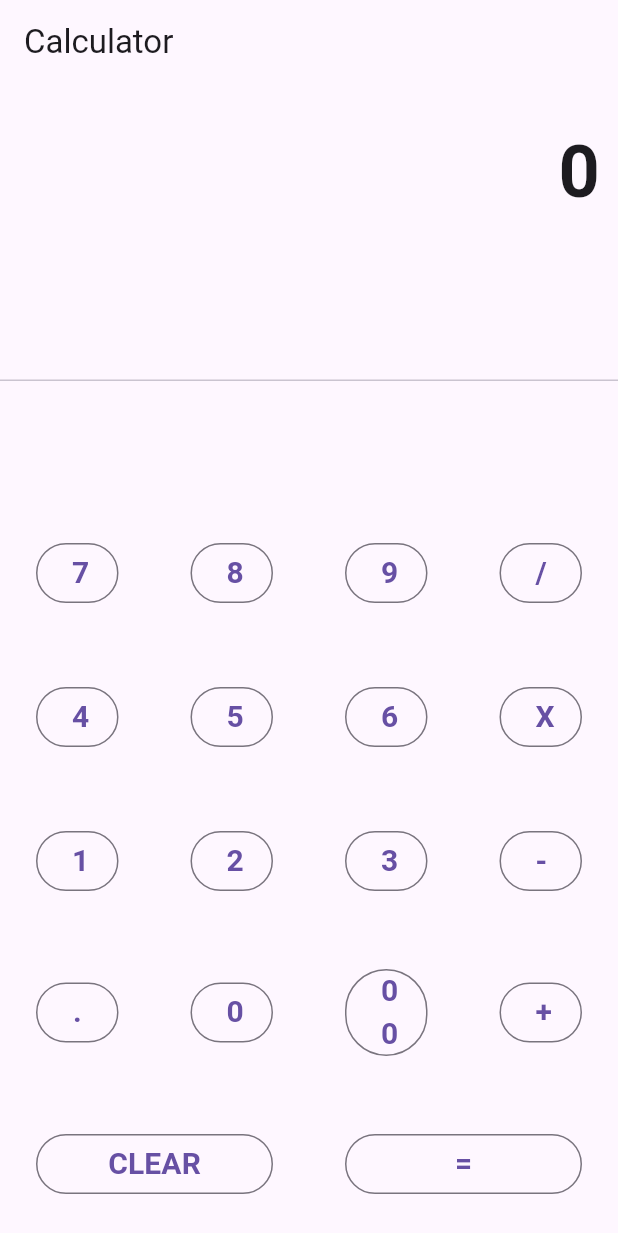
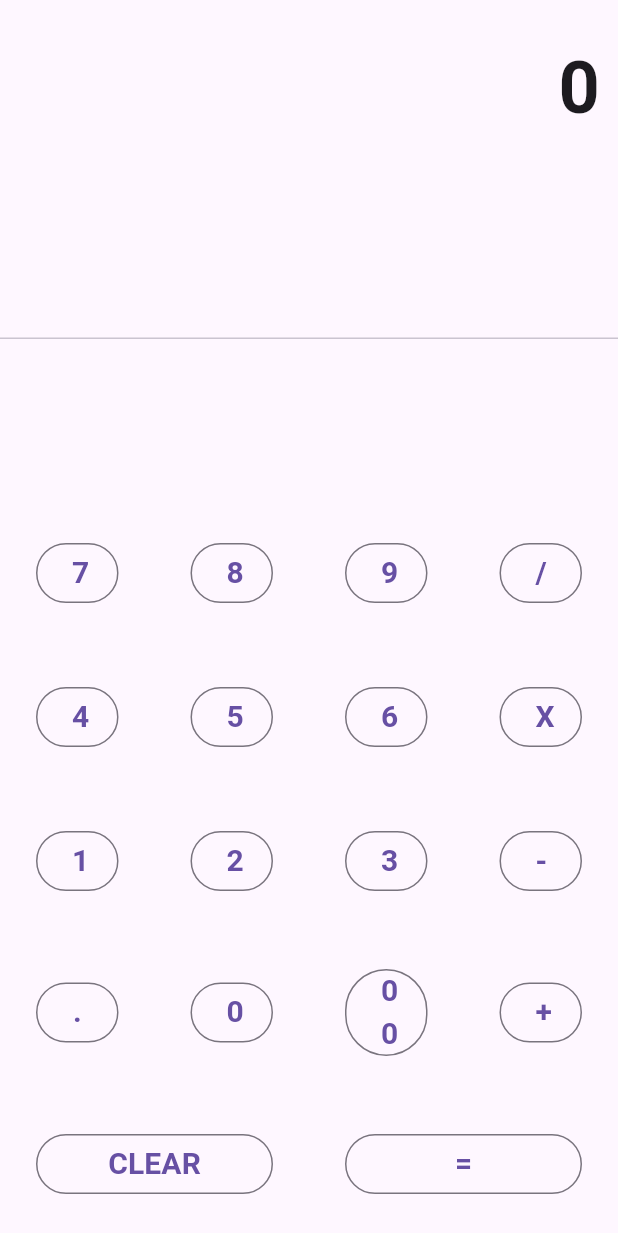
Before and after one commit to db110513/app_calculator, a Flutter app: the screen it shows after launch, on a phone screen of 412 x 824 dp. Shown: the top 1233 px of the screen. Run offline on Flutter 3.47's test engine with Material 3 defaults, Android fonts, the phone set to English and light mode, and no system bars.

```diff
--- a/lib/main.dart
+++ b/lib/main.dart
@@ -7,13 +7,12 @@ class App extends StatelessWidget {
   Widget build(BuildContext context) {
 
     return new MaterialApp(
-      title: 'Flutter Demo',
+      debugShowCheckedModeBanner: false,
       theme: new ThemeData(
         primarySwatch: Colors.blue,
       ),
 
       home: new Home(
-        title: 'Calculator',
         key: UniqueKey(),
       ),
     );
@@ -22,9 +21,7 @@ class App extends StatelessWidget {
 
 class Home extends StatefulWidget {
 
-  Home({required Key key, required this.title}) : super(key: key);
-
-  final String title;
+  Home({required Key key}) : super(key: key);
 
   _HomeState createState() => new _HomeState();
 
@@ -130,9 +127,6 @@ class _HomeState extends State<Home> {
 
   Widget build(BuildContext context) {
     return new Scaffold(
-        appBar: new AppBar(
-          title: new Text(widget.title),
-        ),
         body: new Container(
             child: new Column(
               children: [
```
